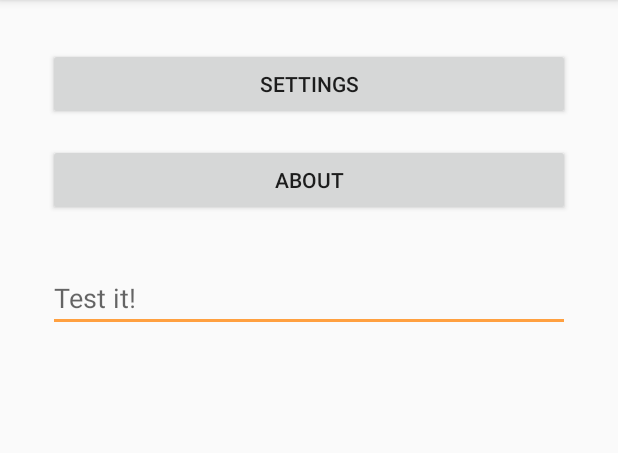
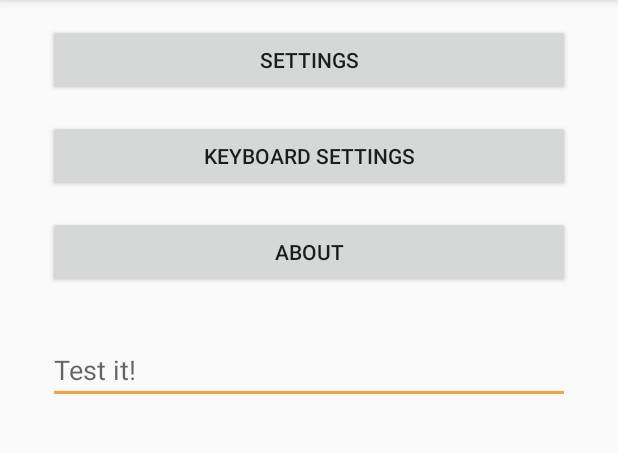
Before and after one commit to DMKEN-com/kitex, an Android app: the screen it shows after launch (MainActivity), on a phone screen of 412 x 824 dp, the part 84-537 px from its top. Run offline under Robolectric (Android 15) with nearby library versions, the phone set to English and light mode, and no system bars; pictures from the network do not load.

Commit message:
ISSUE #50, #61, #67: Permission checks and layout.
* added permission checks
* added redirect to IME settings
* improved keyboard layout

```diff
--- a/app/build.gradle
+++ b/app/build.gradle
@@ -5,11 +5,11 @@ apply plugin: 'kotlin-android'
 apply plugin: 'kotlin-android-extensions'
 
 android {
-    compileSdkVersion 26
+    compileSdkVersion 27
     defaultConfig {
         applicationId "com.dmken.android.kitex"
         minSdkVersion 16
-        targetSdkVersion 26
+        targetSdkVersion 27
         versionCode 1
         versionName "1.0"
         testInstrumentationRunner "android.support.test.runner.AndroidJUnitRunner"
@@ -28,7 +28,7 @@ dependencies {
     implementation 'com.android.support:appcompat-v7:26.1.0'
     implementation 'com.android.support.constraint:constraint-layout:1.0.2'
     implementation 'com.android.support:support-v13:26.1.0'
-    compile 'com.squareup.okhttp3:okhttp:3.10.0'
+    implementation 'com.squareup.okhttp3:okhttp:3.10.0'
     testImplementation 'junit:junit:4.12'
     androidTestImplementation 'com.android.support.test:runner:1.0.1'
     androidTestImplementation 'com.android.support.test.espresso:espresso-core:3.0.1'
--- a/app/src/main/java/com/dmken/android/kitex/activity/MainActivity.kt
+++ b/app/src/main/java/com/dmken/android/kitex/activity/MainActivity.kt
@@ -1,25 +1,83 @@
 package com.dmken.android.kitex.activity
 
+import android.Manifest
 import android.content.Intent
-import android.content.SharedPreferences
+import android.content.pm.PackageManager
 import android.support.v7.app.AppCompatActivity
 import android.os.Bundle
-import android.preference.PreferenceManager
-import android.support.v4.content.ContextCompat
+import android.support.v4.app.ActivityCompat
+import android.support.v7.app.AlertDialog
+import android.view.View
 import com.dmken.android.kitex.R
-import com.dmken.android.kitex.preference.Preferences
+import com.dmken.android.kitex.util.PermissionUtil
 import kotlinx.android.synthetic.main.activity_main.*
 
 class MainActivity : AppCompatActivity() {
+    companion object {
+        val PERMISSION_REQUEST_STORAGE = 0x1197
+    }
+
     override fun onCreate(savedInstanceState: Bundle?) {
         // Thread: UI
 
         super.onCreate(savedInstanceState)
         setContentView(R.layout.activity_main)
 
+        btnPermissionError.setOnClickListener { askForPermissionsIfNeeded() }
         btnSettings.setOnClickListener { startActivity(Intent(this, SettingsActivity::class.java)) }
+        btnKeyboardSettings.setOnClickListener { startActivity(Intent(android.provider.Settings.ACTION_INPUT_METHOD_SETTINGS)) }
         btnAbout.setOnClickListener { startActivity(Intent(this, AboutActivity::class.java)) }
 
         editTextTest.commitListener = imageViewTest::setImageURI
+
+        // Check permissions.
+        updateUIByPermissions()
+        // This will also modify the UI depending on the outcome.
+        askForPermissionsIfNeeded()
+    }
+
+    override fun onRequestPermissionsResult(requestCode: Int, permissions: Array<out String>, grantResults: IntArray) {
+        when(requestCode) {
+            PERMISSION_REQUEST_STORAGE -> {
+                if (grantResults.isNotEmpty() && grantResults[0] == PackageManager.PERMISSION_GRANTED) {
+                    // Update UI.
+                    updateUIByPermissions()
+                } else {
+                    // Permission denied --> app does not work.
+
+                    AlertDialog.Builder(this)
+                            .setTitle(R.string.diag_permissionWarning_title)
+                            .setMessage(R.string.diag_permissionWarning_msg)
+                            .setPositiveButton(R.string.diag_permissionWarning_btn_askAgain) { _, _ -> askForPermissionsIfNeeded() }
+                            .setNegativeButton(R.string.diag_permissionWarning_btn_later) { _, _ -> }
+                            .show()
+                }
+            }
+        }
+    }
+
+    private fun askForPermissionsIfNeeded() {
+        // Initial UI update.
+        updateUIByPermissions()
+
+        if (!PermissionUtil.arePermissionsGranted(this)) {
+            val requestPermission = {
+                ActivityCompat.requestPermissions(this, arrayOf(Manifest.permission.WRITE_EXTERNAL_STORAGE), PERMISSION_REQUEST_STORAGE)
+            }
+
+            if (ActivityCompat.shouldShowRequestPermissionRationale(this, Manifest.permission.WRITE_EXTERNAL_STORAGE)) {
+                AlertDialog.Builder(this)
+                        .setTitle(R.string.diag_mediaPermission_title)
+                        .setMessage(R.string.diag_mediaPermission_msg)
+                        .setPositiveButton(R.string.diag_mediaPermission_btn) { _, _ -> requestPermission() }
+                        .show()
+            } else {
+                requestPermission()
+            }
+        }
+    }
+
+    private fun updateUIByPermissions() {
+        btnPermissionError.visibility = if (PermissionUtil.arePermissionsGranted(this)) View.GONE else View.VISIBLE
     }
 }
--- a/app/src/main/java/com/dmken/android/kitex/preference/Preferences.kt
+++ b/app/src/main/java/com/dmken/android/kitex/preference/Preferences.kt
@@ -6,10 +6,10 @@ import android.preference.PreferenceManager
 class Preferences {
     companion object {
         val PREF_KEYBOARD_LAYOUT = "keyboard_layout"
-        val PREF_KEYBOARD_LAYOUT_DEFAULT = 1;
+        val PREF_KEYBOARD_LAYOUT_DEFAULT = 1
 
         val PREF_LATEX_ENVIRONMENT = "latex_environment"
-        val PREF_LATEX_ENVIRONMENT_DEFAULT = 1;
+        val PREF_LATEX_ENVIRONMENT_DEFAULT = 1
 
         // ~ Getter/Setter ~
 
--- /dev/null
+++ b/app/src/main/java/com/dmken/android/kitex/util/PermissionUtil.kt
@@ -0,0 +1,11 @@
+package com.dmken.android.kitex.util
+
+import android.Manifest
+import android.content.Context
+import android.content.pm.PackageManager
+import android.support.v4.content.ContextCompat
+
+object PermissionUtil {
+    fun arePermissionsGranted(context: Context): Boolean =
+            ContextCompat.checkSelfPermission(context, Manifest.permission.WRITE_EXTERNAL_STORAGE) == PackageManager.PERMISSION_GRANTED
+}
--- a/app/src/main/res/layout/activity_main.xml
+++ b/app/src/main/res/layout/activity_main.xml
@@ -7,16 +7,42 @@
     tools:context="com.dmken.android.kitex.activity.MainActivity">
 
     <Button
+        android:id="@+id/btnPermissionError"
+        android:layout_width="0dp"
+        android:layout_height="wrap_content"
+        android:layout_marginEnd="32dp"
+        android:layout_marginStart="32dp"
+        android:layout_marginTop="16dp"
+        android:background="@color/error"
+        android:text="@string/btn_permission_error"
+        android:visibility="visible"
+        app:layout_constraintEnd_toEndOf="parent"
+        app:layout_constraintStart_toStartOf="parent"
+        app:layout_constraintTop_toTopOf="parent" />
+
+    <Button
         android:id="@+id/btnSettings"
         android:layout_width="0dp"
         android:layout_height="wrap_content"
         android:layout_marginEnd="32dp"
         android:layout_marginStart="32dp"
-        android:layout_marginTop="32dp"
+        android:layout_marginTop="16dp"
         android:text="@string/btn_settings"
         app:layout_constraintEnd_toEndOf="parent"
         app:layout_constraintStart_toStartOf="parent"
-        app:layout_constraintTop_toTopOf="parent" />
+        app:layout_constraintTop_toBottomOf="@+id/btnPermissionError" />
+
+    <Button
+        android:id="@+id/btnKeyboardSettings"
+        android:layout_width="0dp"
+        android:layout_height="wrap_content"
+        android:layout_marginEnd="32dp"
+        android:layout_marginStart="32dp"
+        android:layout_marginTop="16dp"
+        android:text="@string/btn_keyboardSettings"
+        app:layout_constraintEnd_toEndOf="parent"
+        app:layout_constraintStart_toStartOf="parent"
+        app:layout_constraintTop_toBottomOf="@+id/btnSettings" />
 
     <Button
         android:id="@+id/btnAbout"
@@ -28,7 +54,7 @@
         android:text="@string/btn_about"
         app:layout_constraintEnd_toEndOf="parent"
         app:layout_constraintStart_toStartOf="parent"
-        app:layout_constraintTop_toBottomOf="@+id/btnSettings" />
+        app:layout_constraintTop_toBottomOf="@+id/btnKeyboardSettings" />
 
     <com.dmken.android.kitex.component.CommitEditText
         android:id="@+id/editTextTest"
@@ -50,7 +76,7 @@
         android:layout_height="wrap_content"
         android:layout_marginEnd="32dp"
         android:layout_marginStart="32dp"
-        android:layout_marginTop="64dp"
+        android:layout_marginTop="32dp"
         android:adjustViewBounds="true"
         android:scaleType="center"
         android:contentDescription="@null"
--- a/app/src/main/res/values/colors.xml
+++ b/app/src/main/res/values/colors.xml
@@ -3,4 +3,5 @@
     <color name="colorPrimary">#a3a3a3</color>
     <color name="colorPrimaryDark">#383838</color>
     <color name="colorAccent">#ffa040</color>
+    <color name="error">#ff6666</color>
 </resources>
--- a/app/src/main/res/values/strings.xml
+++ b/app/src/main/res/values/strings.xml
@@ -6,8 +6,21 @@
     <string name="title_activity_settings">Settings</string>
     <string name="label_share">Share Formula</string>
 
+    <string name="diag_mediaPermission_title">Permission Explanation</string>
+    <string name="diag_mediaPermission_msg">The permission for writing to external storage is required to store the compiled images and send them to the text field currently editing. These images are saved in an own directory. No other data is read.</string>
+    <string name="diag_mediaPermission_btn">OK</string>
+
+    <string name="diag_permissionWarning_title">Permission Warning</string>
+    <string name="diag_permissionWarning_msg">Writing to external storage has been denied. The app will crash when selecting the keyboard.</string>
+    <string name="diag_permissionWarning_btn_askAgain">Ask Again</string>
+    <string name="diag_permissionWarning_btn_later">Later</string>
+    <string name="diag_permissionWarning_btn_settings">Settings</string>
+    <string name="diag_permissionWarning_btn_ignore">Ignore</string>
+
     <string name="btn_settings">Settings</string>
+    <string name="btn_keyboardSettings">Keyboard Settings</string>
     <string name="btn_about">About</string>
+    <string name="btn_permission_error">Error: Permission Denied</string>
     <string name="hint_test">Test it!</string>
 
     <string name="msg_compileCancelled">The compilation was cancelled.</string>
```
Also changed, not shown: app/src/main/AndroidManifest.xml (+7 -2 lines), app/src/main/java/com/dmken/android/kitex/service/KeyboardInputMethodService.kt (+12 -0 lines), app/src/main/java/com/dmken/android/kitex/service/LatexService.kt (+7 -2 lines), app/src/main/res/xml/keys_layout.xml (+36 -35 lines), 1 other file.
